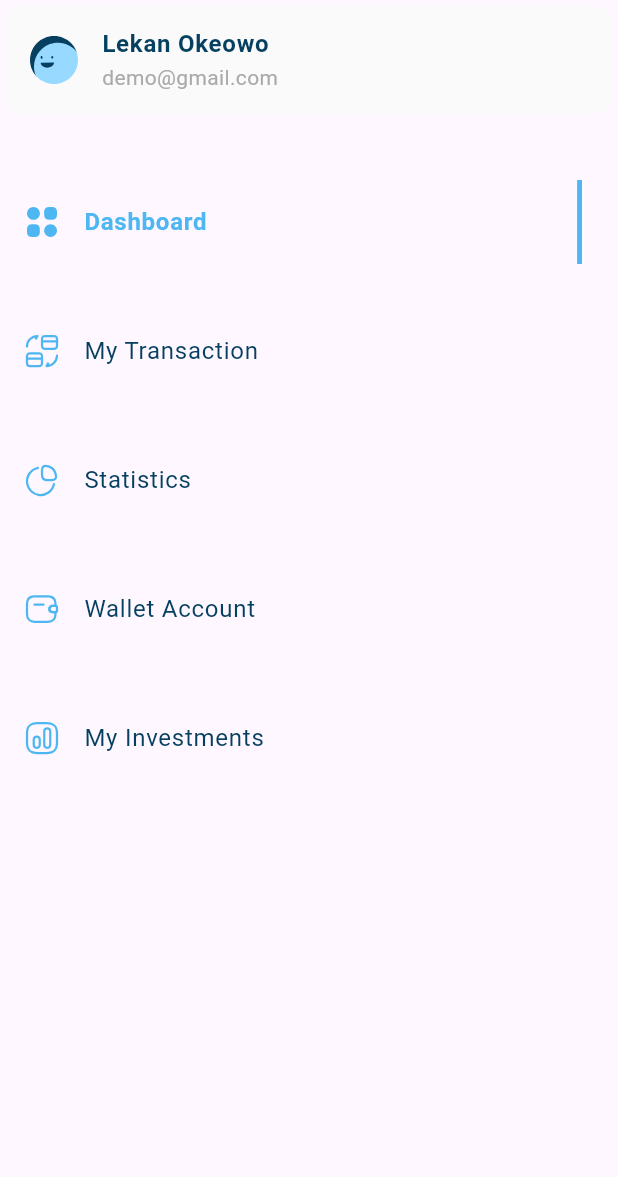
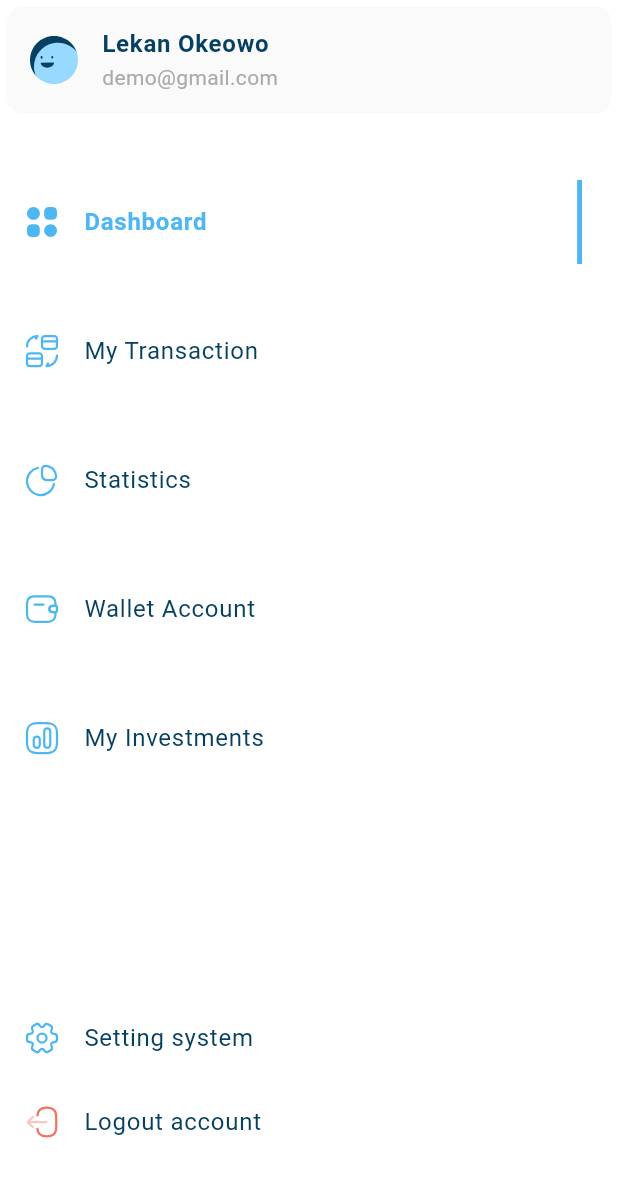
Before and after one commit to OmarAliSiad/ResponsiveDashBoard, a Flutter app: the CustomDrawer widget shown alone on an empty page, opened directly, on a phone screen of 412 x 824 dp. Shown: the top 1177 px of the screen. Run offline on Flutter 3.47's test engine with Material 3 defaults, Android fonts, the light colour scheme and no system bars; our stand-ins replace flutter_svg; Roboto replaces fonts that are missing (Montserrat); project files that could hold a hidden picture were left out.

Commit message:
custom drawer that make some changes like remove extract widget and make custom settings and remove expanded because we call it in desktop layout

```diff
--- a/lib/features/presenation/widgets/custom_drawer.dart
+++ b/lib/features/presenation/widgets/custom_drawer.dart
@@ -9,8 +9,10 @@ class CustomDrawer extends StatelessWidget {
 
   @override
   Widget build(BuildContext context) {
-    return const Expanded(
-      child: CustomScrollView(
+    return Container(
+      color: Colors.white,
+      child: const CustomScrollView(
+        physics: BouncingScrollPhysics(),
         slivers: [
           SliverToBoxAdapter(
             child: UserInfoTile(
@@ -25,21 +27,7 @@ class CustomDrawer extends StatelessWidget {
             ),
           ),
           DrawerItmesListView(),
-          SliverFillRemaining(
-            child: Expanded(
-              child: SizedBox(
-                height: 20,
-              ),
-            ),
-          ),
-          SliverToBoxAdapter(
-            child: CustomSettings(),
-          ),
-          SliverToBoxAdapter(
-            child: SizedBox(
-              height: 48,
-            ),
-          ),
+          SliverFillRemaining(hasScrollBody: false, child: CustomSettings()),
         ],
       ),
     );
```
